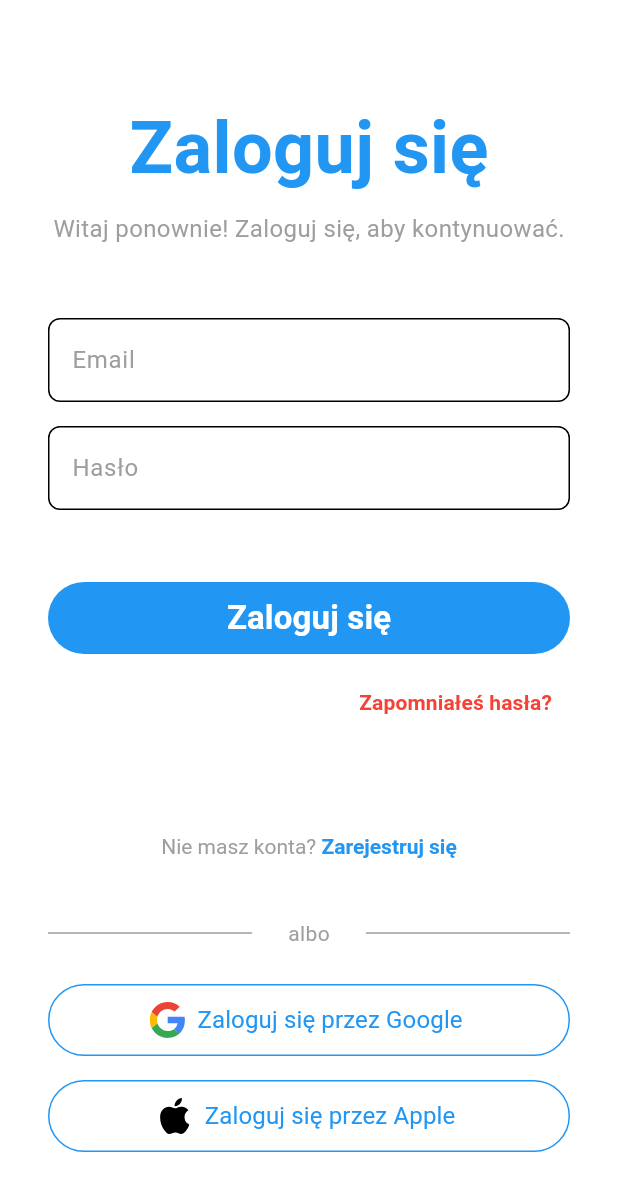
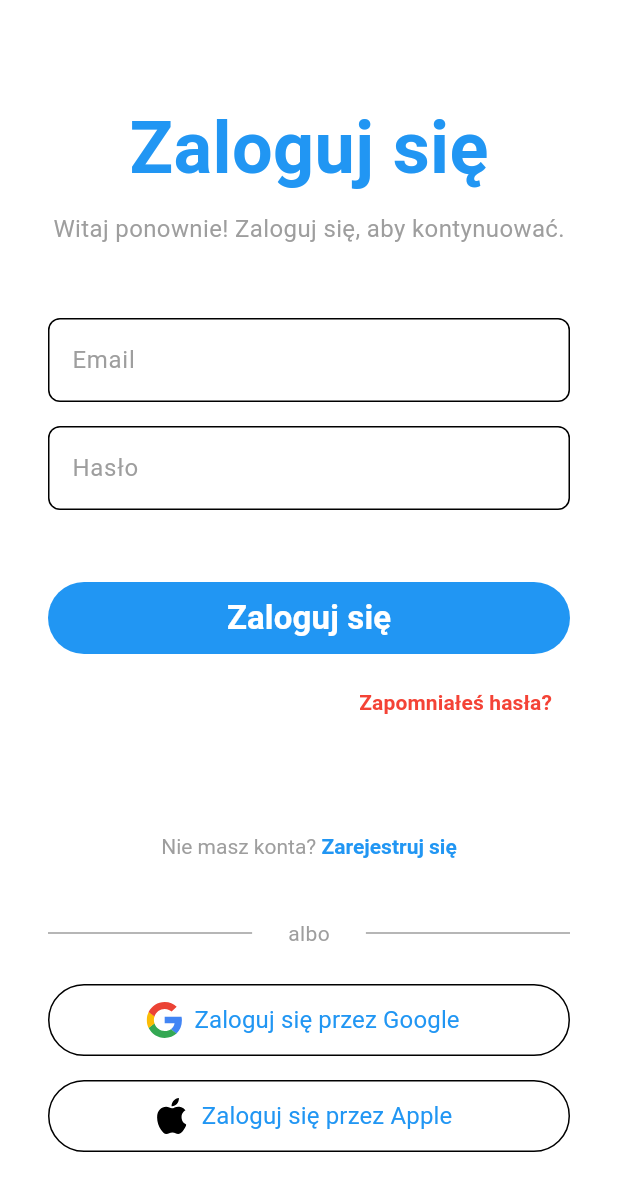
Before and after one commit to iDappStudio/Truckbill, a Flutter app: the screen it shows after launch, on a phone screen of 412 x 824 dp. Shown: the top 1191 px of the screen. Run offline on Flutter 3.47's test engine with Material 3 defaults, Android fonts, the phone set to English and light mode, and no system bars; our stand-ins replace cloud_firestore, firebase_auth, firebase_core, flutter_hooks, flutter_svg, freezed_annotation and 5 more; missing offline and left inert: hooked_bloc; accounts and stored records are empty; generated files the repository leaves out were written again.

Commit message:
feat: Replace TextButton with OutlinedButton in LoginSocials widget; remove unused context extensions and clean up app theme

```diff
--- a/lib/presentation/screens/auth/widgets/login_socials.dart
+++ b/lib/presentation/screens/auth/widgets/login_socials.dart
@@ -2,7 +2,6 @@ import 'package:flutter/material.dart';
 import 'package:truckbill/presentation/theme/app_dimens.dart';
 import 'package:truckbill/presentation/theme/app_typography.dart';
 import 'package:truckbill/presentation/widgets/assets/svg_icon.dart';
-import 'package:truckbill/utils/context_extensions.dart';
 
 class LoginSocials extends StatelessWidget {
   const LoginSocials({super.key, required this.text, required this.assetName, required this.onPressed});
@@ -16,14 +15,10 @@ class LoginSocials extends StatelessWidget {
     return SizedBox(
       width: double.infinity,
       height: AppDimens.xxl,
-      child: TextButton.icon(
+      child: OutlinedButton.icon(
         onPressed: onPressed,
         icon: SvgIcon(assetName: assetName),
         label: Text(text, style: AppTypography.h4),
-        style: OutlinedButton.styleFrom(
-          side: BorderSide(color: context.colors.primary),
-          shape: RoundedRectangleBorder(borderRadius: BorderRadius.circular(AppDimens.xl)),
-        ),
       ),
     );
   }
--- a/lib/presentation/theme/app_theme.dart
+++ b/lib/presentation/theme/app_theme.dart
@@ -11,9 +11,6 @@ class AppTheme {
       scaffoldBackgroundColor: colors.background,
       colorScheme: colors.colorScheme,
       appBarTheme: AppBarTheme(backgroundColor: colors.background, iconTheme: IconThemeData(color: colors.text)),
-      textButtonTheme: TextButtonThemeData(
-        style: TextButton.styleFrom(shape: RoundedRectangleBorder(borderRadius: BorderRadius.circular(AppDimens.xl))),
-      ),
       inputDecorationTheme: InputDecorationTheme(
         border: OutlineInputBorder(
           borderSide: BorderSide(color: colors.primary, width: AppDimens.l),
```
